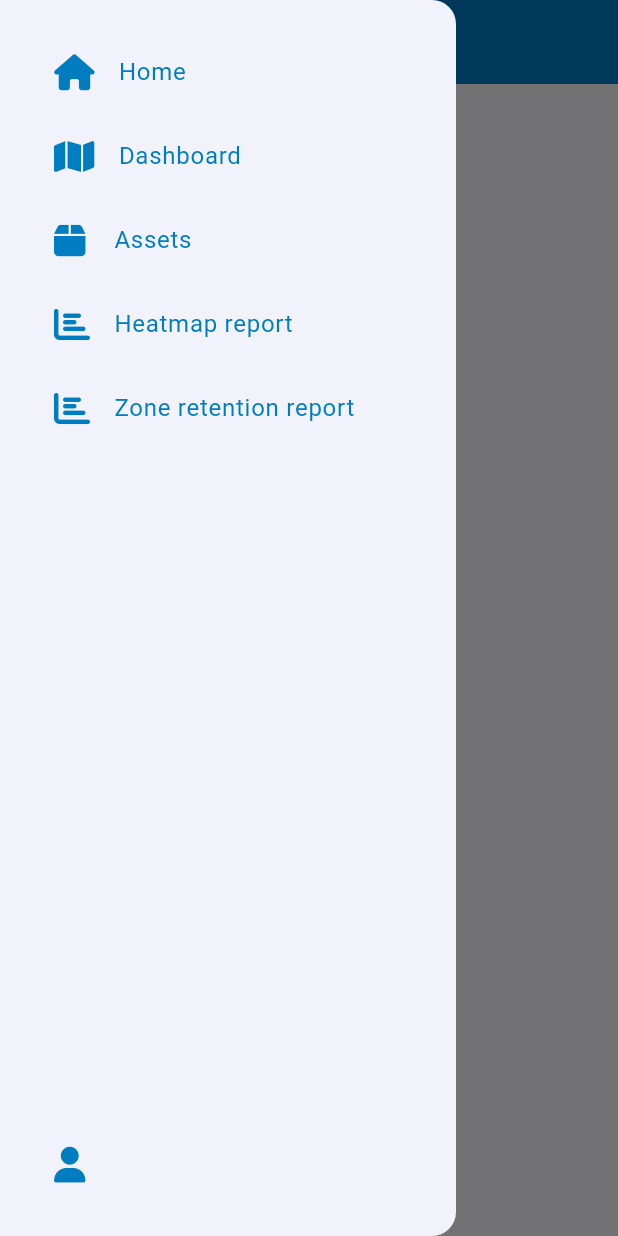
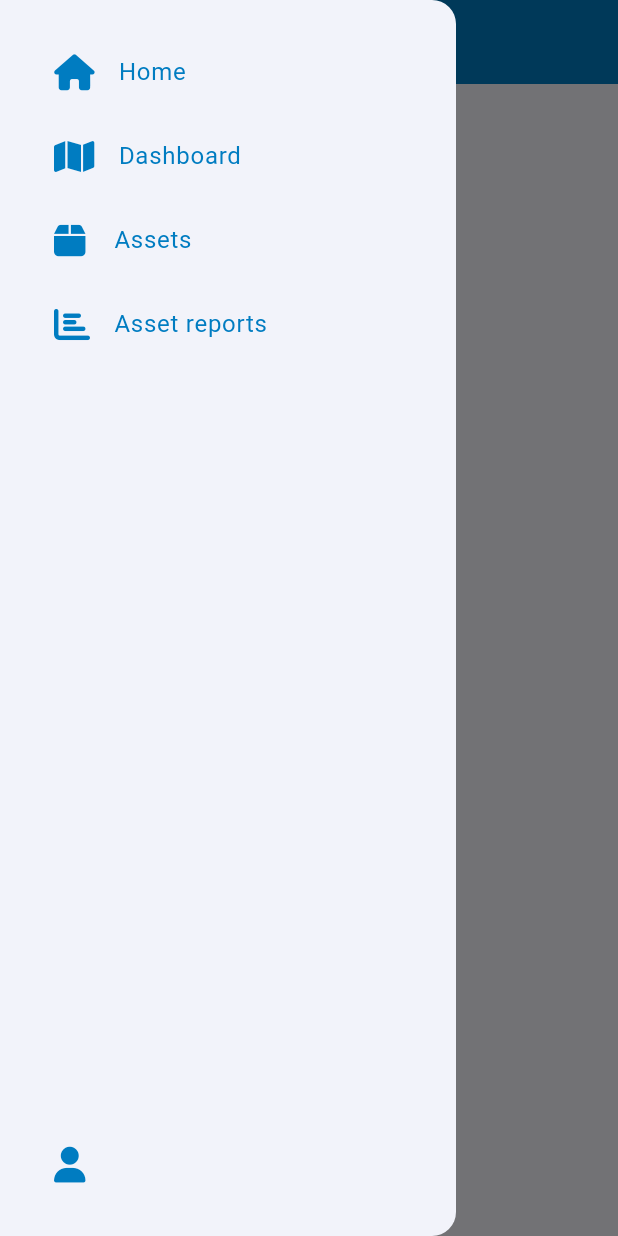
Before and after one commit to kjacmenja21/indoorlocalization_mobile_app, a Flutter app: the UserPage screen opened by its route, with the side drawer open, on a phone screen of 412 x 824 dp. Run offline on Flutter 3.47's test engine with Material 3 defaults, Android fonts, the phone set to English and light mode, and no system bars; our stand-ins replace flutter_svg, font_awesome_flutter, go_router, multicast_dns, shared_preferences; missing offline and left inert: mqtt_client; accounts and stored records are empty; network calls fail.

Commit message:
Add asset reports to navigation

```diff
--- a/il_app/lib/ui/routes.dart
+++ b/il_app/lib/ui/routes.dart
@@ -1,5 +1,6 @@
 import 'package:go_router/go_router.dart';
 import 'package:il_app/ui/pages/asset_dashboard_page.dart';
+import 'package:il_app/ui/pages/asset_reports_page.dart';
 import 'package:il_app/ui/pages/assets_page.dart';
 import 'package:il_app/ui/pages/entry_page.dart';
 import 'package:il_app/ui/pages/home_page.dart';
@@ -39,6 +40,10 @@ final goRouter = GoRouter(
       builder: (context, state) => const AssetsPage(),
     ),
     GoRoute(
+      path: '/asset_reports',
+      builder: (context, state) => const AssetReportsPage(),
+    ),
+    GoRoute(
       path: '/user',
       builder: (context, state) => const UserPage(),
     ),
--- a/il_app/lib/ui/widgets/navigation_drawer.dart
+++ b/il_app/lib/ui/widgets/navigation_drawer.dart
@@ -39,14 +39,9 @@ class AppNavigationDrawer extends StatelessWidget {
                 onTap: () => context.pushReplacement('/assets'),
               ),
               ListTile(
-                title: const Text('Heatmap report'),
+                title: const Text('Asset reports'),
                 leading: const FaIcon(FontAwesomeIcons.solidChartBar),
-                onTap: () => context.pushReplacement('/home'),
-              ),
-              ListTile(
-                title: const Text('Zone retention report'),
-                leading: const FaIcon(FontAwesomeIcons.solidChartBar),
-                onTap: () => context.pushReplacement('/home'),
+                onTap: () => context.pushReplacement('/asset_reports'),
               ),
               const Spacer(),
               ListTile(
```
